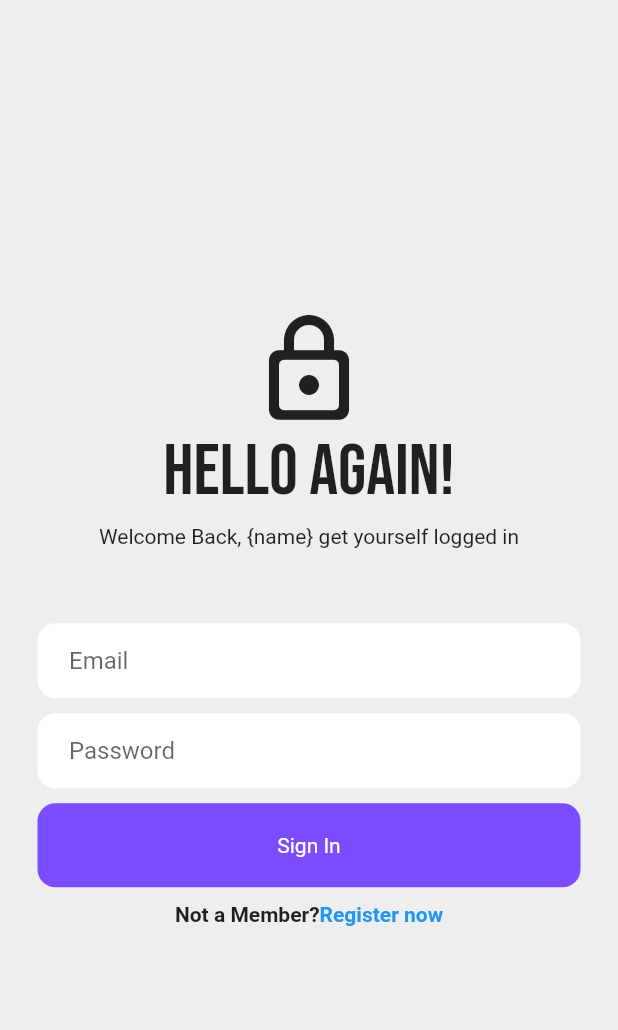
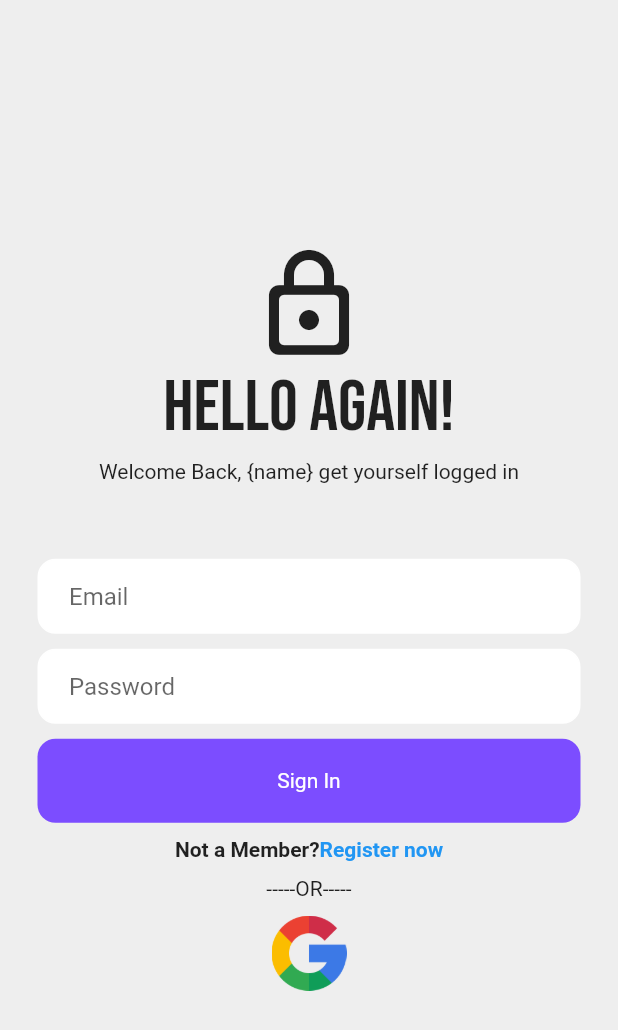
Before and after one commit to Xrg360/Android_Project1, a Flutter app: the screen it shows after launch, on a phone screen of 412 x 824 dp. Shown: the top 1030 px of the screen. Run offline on Flutter 3.47's test engine with Material 2 defaults, Android fonts, the light colour scheme and no system bars; our stand-ins replace google_fonts.

Commit message:
initial commit

```diff
--- a/lib/login_page.dart
+++ b/lib/login_page.dart
@@ -114,13 +114,25 @@ class _LoginPageState extends State<LoginPage>{
                     fontWeight: FontWeight.bold
                   ),)
                 ],
-              )
+              ),
             //o-auth
+              SizedBox(height: 10,),
+            Container(
+              child: Column(
+                children: [
+                 Text("-----OR-----",textAlign: TextAlign.center),
+                 SizedBox(height: 10,),
+                 Image.asset("assets/google.png",fit: BoxFit.contain,width: 50,)
+                ],
+              ),
+
+            ),
 
             ],
 
 
           ),
+
         ),
       ),
     );
```
Also changed, not shown: assets/google.png (added).
